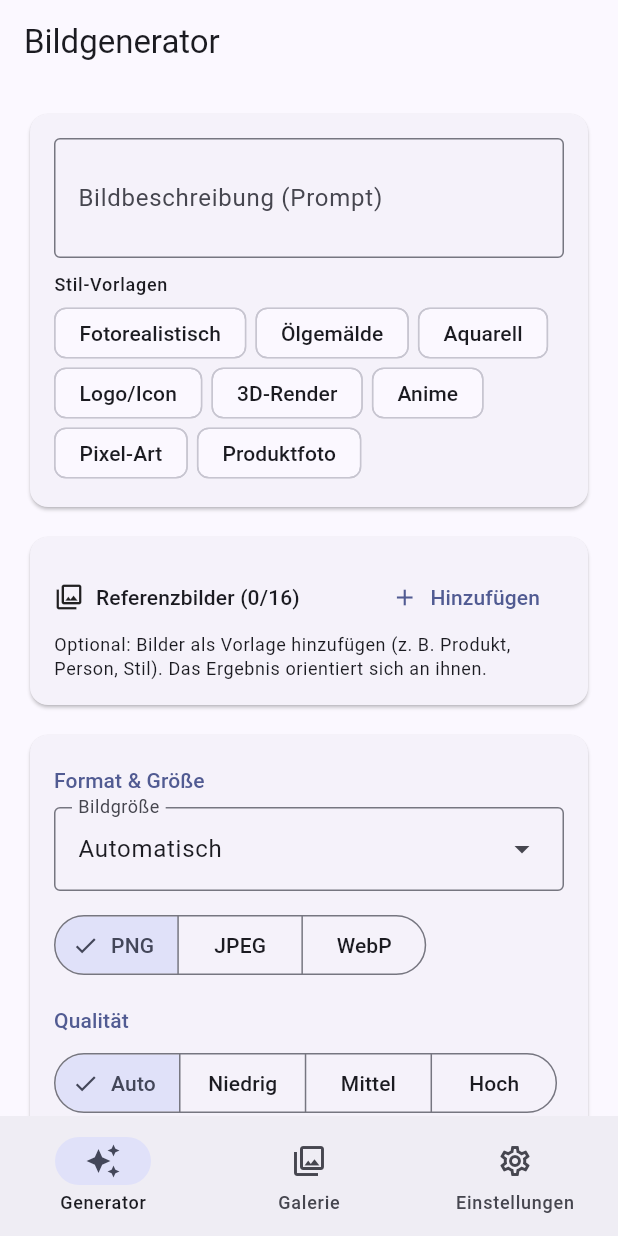
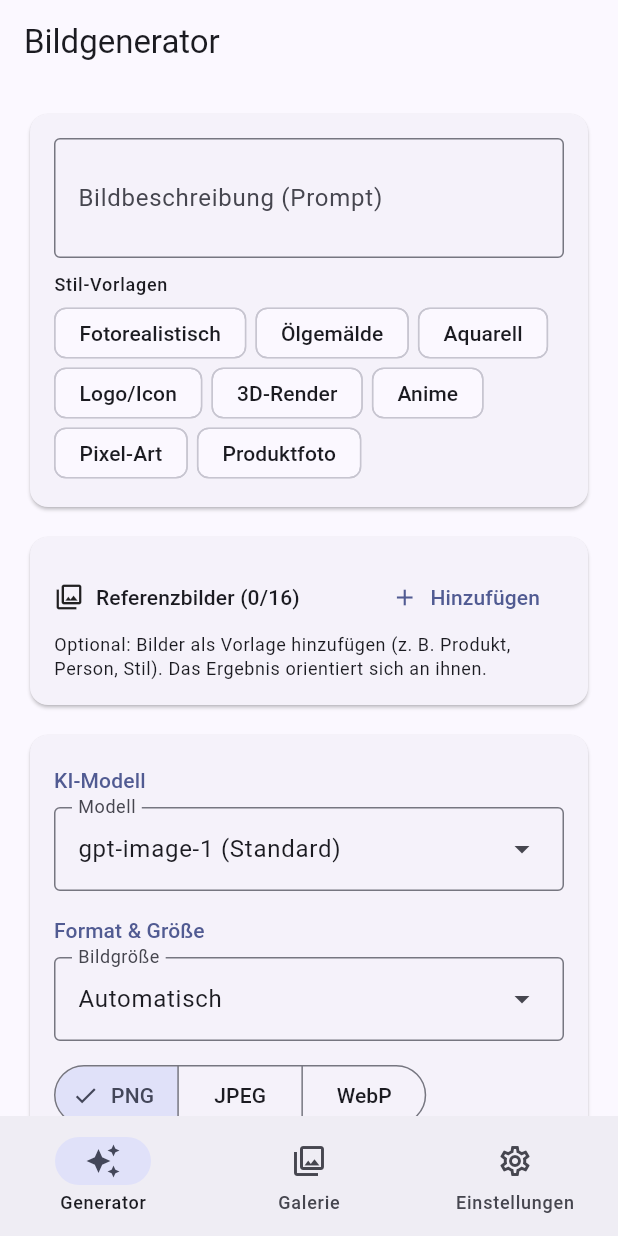
Before and after one commit to Alex1977-code/Bildgenerator, a Flutter app: the screen it shows after launch, on a phone screen of 412 x 824 dp. Run offline on Flutter 3.47's test engine with Material 3 defaults, Android fonts, the phone set to English and light mode, and no system bars; our stand-ins replace flutter_secure_storage, image_picker, share_plus, shared_preferences, web; missing offline and left inert: dart:js_interop, file_selector.

Commit message:
Modell-Dropdown im Generator + Klartext bei aufgebrauchtem Guthaben
- Options-Karte beginnt mit "KI-Modell": Dropdown wechselt das Modell des
  aktiven Providers direkt im Generator; eine in den Einstellungen
  eingetragene eigene Modell-ID erscheint dort als zusätzlicher Eintrag
- Guthaben-Fehler werden verständlich erklärt statt nur als Rohmeldung:
  OpenAI insufficient_quota (Guthaben aufladen), Stability 402/insufficient
  balance (Credits aufladen), Gemini-429 nennt den Prepaid-Fall;
  reine Rate-Limits raten zum kurzen Warten

Co-Authored-By: Claude <noreply@anthropic.com>
Claude-Session: https://claude.ai/code/session_01X62YrZoYAAA7b7wtJTmR84

```diff
--- a/lib/screens/generator_screen.dart
+++ b/lib/screens/generator_screen.dart
@@ -489,12 +489,37 @@ class _GeneratorScreenState extends State<GeneratorScreen> {
       GenProvider.stability => settings.stabilityAspect,
       GenProvider.gemini => settings.geminiAspect,
     };
+    final knownModels = switch (provider) {
+      GenProvider.openai => openAiModelOptions,
+      GenProvider.stability => stabilityModelOptions,
+      GenProvider.gemini => geminiModelOptions,
+    };
+    final currentModel = settings.modelFor(provider);
     return Card(
       child: Padding(
         padding: const EdgeInsets.fromLTRB(16, 4, 16, 16),
         child: Column(
           crossAxisAlignment: CrossAxisAlignment.start,
           children: [
+            const SectionLabel('KI-Modell'),
+            DropdownMenu<String>(
+              key: ValueKey('model-${provider.name}-$currentModel'),
+              initialSelection: currentModel,
+              label: const Text('Modell'),
+              expandedInsets: EdgeInsets.zero,
+              dropdownMenuEntries: [
+                for (final option in knownModels)
+                  DropdownMenuEntry(value: option.$1, label: option.$2),
+                if (!knownModels.any((o) => o.$1 == currentModel))
+                  DropdownMenuEntry(
+                    value: currentModel,
+                    label: '$currentModel (eigene ID)',
+                  ),
+              ],
+              onSelected: (value) {
+                if (value != null) settings.setModelFor(provider, value);
+              },
+            ),
             const SectionLabel('Format & Größe'),
             DropdownMenu<String>(
               key: ValueKey('size-${provider.name}-${settings.stabilityModel}'
```
Also changed, not shown: lib/services/generators.dart (+17 -4 lines).
